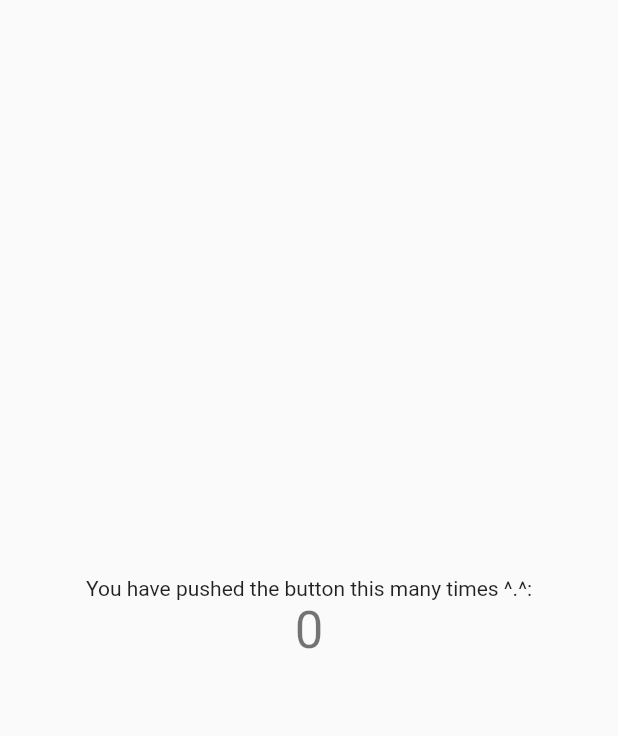
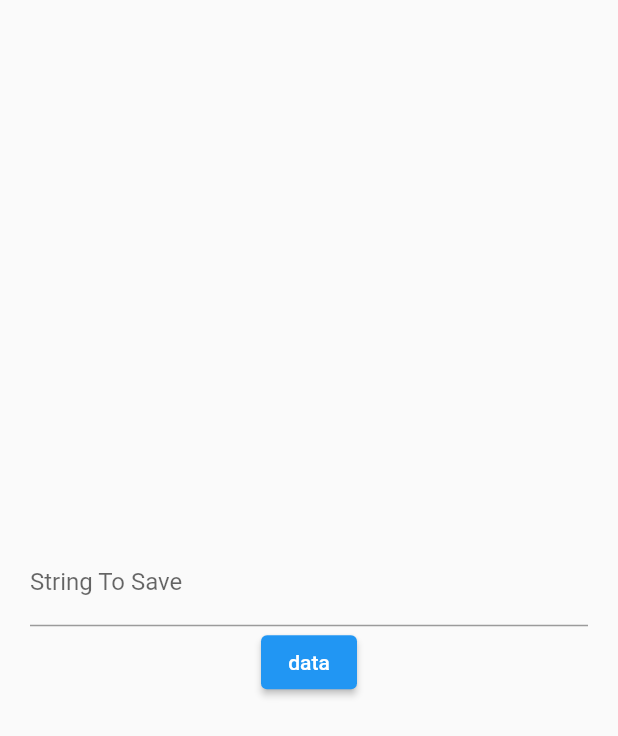
Before and after one commit to kmslab20/flutterfirst, a Flutter app: the MySecondPageFragmentOne screen opened directly, on a phone screen of 412 x 824 dp. Shown: the top 736 px of the screen. Run offline on Flutter 3.47's test engine with Material 2 defaults, Android fonts, the phone set to English and light mode, and no system bars; our stand-ins replace flutter_secure_storage, flutter_staggered_animations, fluttertoast, get; accounts and stored records are empty.

Commit message:
Flutter Secure Stroage

```diff
--- a/lib/screens/second/pages/second_page_four.dart
+++ b/lib/screens/second/pages/second_page_four.dart
@@ -27,7 +27,8 @@ class MySecondPageFragmentFour extends StatelessWidget {
                 style: TextStyle(fontSize: 20, fontWeight: FontWeight.bold),
               ),
               Expanded(
-                  child: Container(
+                  child:
+                  Container(
                     margin: const EdgeInsets.only(top: 20),
                     child: AnimationLimiter(
                       child: ListView.builder(
@@ -38,7 +39,7 @@ class MySecondPageFragmentFour extends StatelessWidget {
                             child: SlideAnimation(
                               verticalOffset: 50.0,
                               child: FadeInAnimation(
-                                child: ExCustomItem(exModel: exList[exList.length - 1]),
+                                child: ExCustomItem(exModel: exList[index]),
                               ),
                             )
                           );
--- a/lib/screens/second/pages/second_page_one.dart
+++ b/lib/screens/second/pages/second_page_one.dart
@@ -1,4 +1,7 @@
+import 'dart:developer';
+
 import 'package:flutter/material.dart';
+import 'package:flutter_secure_storage/flutter_secure_storage.dart';
 
 class MySecondPageFragmentOne extends StatefulWidget {
   const MySecondPageFragmentOne({super.key, required this.title});
@@ -10,17 +13,35 @@ class MySecondPageFragmentOne extends StatefulWidget {
 }
 
 class _MySecondPageFragmentOneState extends State<MySecondPageFragmentOne> {
-  int _counter = 0;
 
-  void _incrementCounter() {
-    setState(() {
-      // This call to setState tells the Flutter framework that something has
-      // changed in this State, which causes it to rerun the build method below
-      // so that the display can reflect the updated values. If we changed
-      // _counter without calling setState(), then the build method would not be
-      // called again, and so nothing would appear to happen.
-      _counter++;
+  var stringToSave = TextEditingController();
+
+  static const storage = FlutterSecureStorage(); // FlutterSecureStorage를 storage로 저장
+  dynamic secretInfo = ''; // storage에 있는 유저 정보를 저장
+
+  //flutter_secure_storage 사용을 위한 초기화 작업
+  @override
+  void initState() {
+    super.initState();
+
+    // 비동기로 flutter secure storage 정보를 불러오는 작업
+    WidgetsBinding.instance.addPostFrameCallback((_) {
+      _asyncMethod();
     });
+  }
+
+  _asyncMethod() async {
+    // read 함수로 key값에 맞는 정보를 불러오고 데이터타입은 String 타입
+    // 데이터가 없을때는 null을 반환
+    secretInfo = await storage.read(key:'stringToSave');
+
+    // user의 정보가 있다면 로그인 후 들어가는 첫 페이지로 넘어가게 합니다.
+    if (secretInfo != null) {
+      print('Info exists');
+      stringToSave.text = secretInfo;
+    } else {
+      print('No Info');
+    }
   }
 
   @override
@@ -33,9 +54,10 @@ class _MySecondPageFragmentOneState extends State<MySecondPageFragmentOne> {
     // than having to individually change instances of widgets.
     return Scaffold(
       body: Center(
+
         // Center is a layout widget. It takes a single child and positions it
         // in the middle of the parent.
-        child: Column(
+        child: Container(padding: EdgeInsets.all(20),child: Column(
             // Column is also a layout widget. It takes a list of children and
             // arranges them vertically. By default, it sizes itself to fit its
             // children horizontally, and tries to be as tall as its parent.
@@ -52,16 +74,26 @@ class _MySecondPageFragmentOneState extends State<MySecondPageFragmentOne> {
             // horizontal).
             mainAxisAlignment: MainAxisAlignment.center,
             children: <Widget>[
-            const Text(
-              'You have pushed the button this many times ^.^:',
-            ),
-            Text(
-              '$_counter',
-              style: Theme.of(context).textTheme.headline4,
-            ),
-          ],
+              TextField(
+                controller: stringToSave,
+                decoration: InputDecoration(
+                  labelText: 'String To Save',
                 ),
               ),
+              ElevatedButton(
+                child: const Text('data'),
+                onPressed: () {
+                  log("SS");
+                  saveSecret(storage, stringToSave.text);
+                },
+              )
+            ],)
+        ),
+      )
     );
   }
 }
+
+Future<void> saveSecret (FlutterSecureStorage storage, String secret) async {
+  await storage.write(key:'stringToSave', value: secret);
+}
--- a/pubspec.yaml
+++ b/pubspec.yaml
@@ -39,6 +39,7 @@ dependencies:
   get: ^4.6.5
   fluttertoast: ^8.1.1
   flutter_staggered_animations: ^1.0.0
+  flutter_secure_storage: ^6.0.0
 
 dev_dependencies:
   flutter_test:
```
Also changed, not shown: pubspec.lock, 2 other files. Lines whose indentation alone changed are shown as unchanged.
